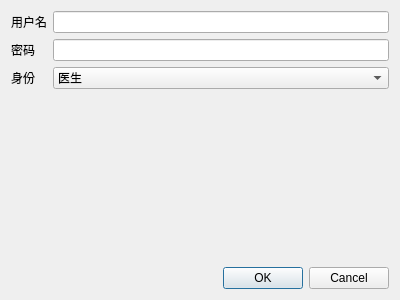
First picture: the form in code/registerpanel.ui, repository laonuo2004/cpp-qt-medical-system, before the edit.
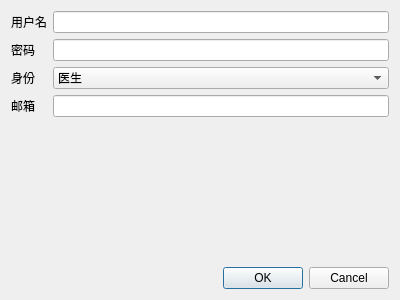
Second picture: the form after the edit.

Patch:
```diff
--- a/code/registerpanel.ui
+++ b/code/registerpanel.ui
@@ -62,6 +62,16 @@
        </item>
       </widget>
      </item>
+     <item row="3" column="0">
+      <widget class="QLabel" name="label_4">
+       <property name="text">
+        <string>邮箱</string>
+       </property>
+      </widget>
+     </item>
+     <item row="3" column="1">
+      <widget class="QLineEdit" name="EmailInput"/>
+     </item>
     </layout>
    </item>
    <item>
```
